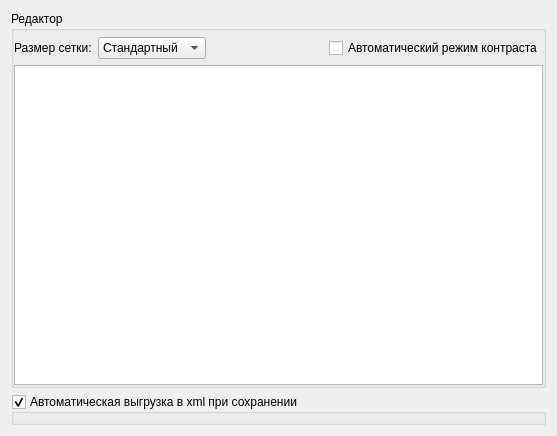
First picture: the form in rsrescore/options/generaloptionspage.ui, repository Smitt64/ResEditor, before the edit.
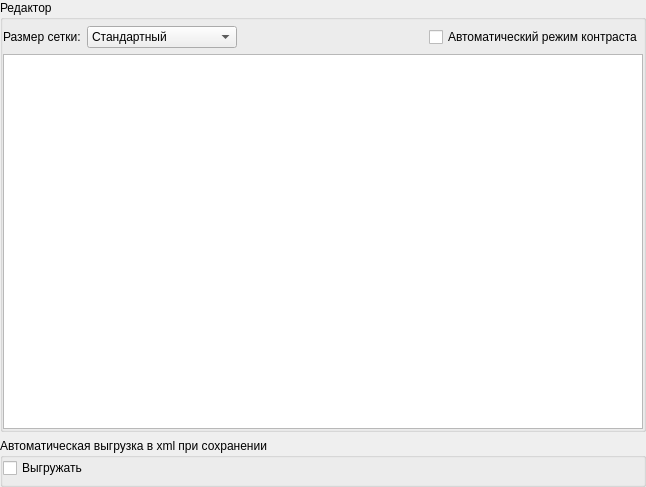
Second picture: the form after the edit. Custom widgets are drawn as their Qt base class.

Diff of the .ui file:
```diff
--- a/rsrescore/options/generaloptionspage.ui
+++ b/rsrescore/options/generaloptionspage.ui
@@ -6,14 +6,26 @@
    <rect>
     <x>0</x>
     <y>0</y>
-    <width>557</width>
-    <height>436</height>
+    <width>646</width>
+    <height>487</height>
    </rect>
   </property>
   <property name="windowTitle">
    <string>Form</string>
   </property>
   <layout class="QVBoxLayout" name="verticalLayout_3">
+   <property name="leftMargin">
+    <number>0</number>
+   </property>
+   <property name="topMargin">
+    <number>0</number>
+   </property>
+   <property name="rightMargin">
+    <number>0</number>
+   </property>
+   <property name="bottomMargin">
+    <number>0</number>
+   </property>
    <item>
     <widget class="QGroupBox" name="groupBox">
      <property name="title">
@@ -46,6 +58,12 @@
         </item>
         <item>
          <widget class="QComboBox" name="gridSizesComboBox">
+          <property name="minimumSize">
+           <size>
+            <width>150</width>
+            <height>0</height>
+           </size>
+          </property>
           <item>
            <property name="text">
             <string>Стандартный</string>
@@ -94,7 +112,7 @@
     </widget>
    </item>
    <item>
-    <widget class="QGroupBox" name="autoUnloadGroup">
+    <widget class="QGroupBox" name="autoUnloadGroupBox">
      <property name="title">
       <string>Автоматическая выгрузка в xml при сохранении</string>
      </property>
@@ -102,7 +120,7 @@
       <bool>true</bool>
      </property>
      <property name="checkable">
-      <bool>true</bool>
+      <bool>false</bool>
      </property>
      <layout class="QVBoxLayout" name="verticalLayout_2">
       <property name="leftMargin">
@@ -117,6 +135,13 @@
       <property name="bottomMargin">
        <number>0</number>
       </property>
+      <item>
+       <widget class="QCheckBox" name="autoUnloadGroup">
+        <property name="text">
+         <string>Выгружать</string>
+        </property>
+       </widget>
+      </item>
       <item>
        <widget class="StringListEditor" name="pathListWidget" native="true"/>
       </item>
```
Left out of the diff: 6 changed lines with no effect on the pictures.
